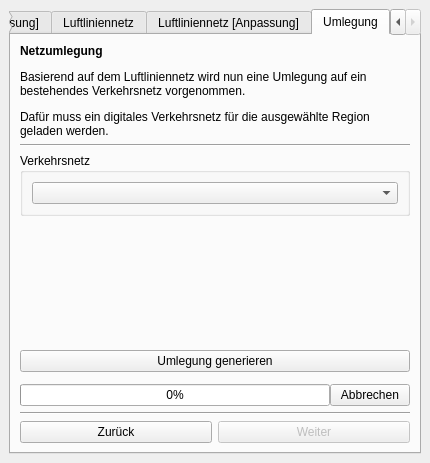
Qt form visionvelo_digirad_dockwidget.ui (ohrie/DigiRad) before a commit.
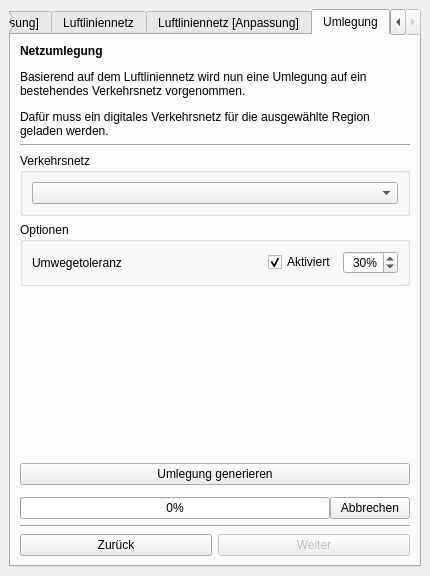
The same form after that commit. The open tabs and pages were chosen to show the change. Icons and pictures are not drawn. Custom widgets are drawn as their Qt base class.

Patch:
```diff
--- a/visionvelo_digirad_dockwidget.ui
+++ b/visionvelo_digirad_dockwidget.ui
@@ -10,7 +10,7 @@
     <x>0</x>
     <y>0</y>
     <width>430</width>
-    <height>463</height>
+    <height>576</height>
    </rect>
   </property>
   <property name="windowTitle">
@@ -748,6 +748,73 @@
           </layout>
          </widget>
         </item>
+        <item>
+         <widget class="QGroupBox" name="groupBox_3">
+          <property name="title">
+           <string>Optionen</string>
+          </property>
+          <layout class="QVBoxLayout" name="verticalLayout_11">
+           <property name="sizeConstraint">
+            <enum>QLayout::SetDefaultConstraint</enum>
+           </property>
+           <item>
+            <layout class="QHBoxLayout" name="horizontalLayout_11">
+             <item>
+              <widget class="QLabel" name="label_6">
+               <property name="text">
+                <string>Umwegetoleranz</string>
+               </property>
+              </widget>
+             </item>
+             <item>
+              <widget class="QCheckBox" name="reprojectDetourToleranceCheckbox">
+               <property name="sizePolicy">
+                <sizepolicy hsizetype="Maximum" vsizetype="Fixed">
+                 <horstretch>0</horstretch>
+                 <verstretch>0</verstretch>
+                </sizepolicy>
+               </property>
+               <property name="text">
+                <string>Aktiviert</string>
+               </property>
+               <property name="checked">
+                <bool>true</bool>
+               </property>
+              </widget>
+             </item>
+             <item>
+              <widget class="QSpinBox" name="reprojectDetourToleranceSpinbox">
+               <property name="maximumSize">
+                <size>
+                 <width>55</width>
+                 <height>16777215</height>
+                </size>
+               </property>
+               <property name="alignment">
+                <set>Qt::AlignRight|Qt::AlignTrailing|Qt::AlignVCenter</set>
+               </property>
+               <property name="suffix">
+                <string>%</string>
+               </property>
+               <property name="minimum">
+                <number>0</number>
+               </property>
+               <property name="maximum">
+                <number>95</number>
+               </property>
+               <property name="singleStep">
+                <number>5</number>
+               </property>
+               <property name="value">
+                <number>30</number>
+               </property>
+              </widget>
+             </item>
+            </layout>
+           </item>
+          </layout>
+         </widget>
+        </item>
         <item>
          <spacer name="verticalSpacer_7">
           <property name="orientation">
```
Left out of the diff: 41 changed lines with no effect on the pictures.
